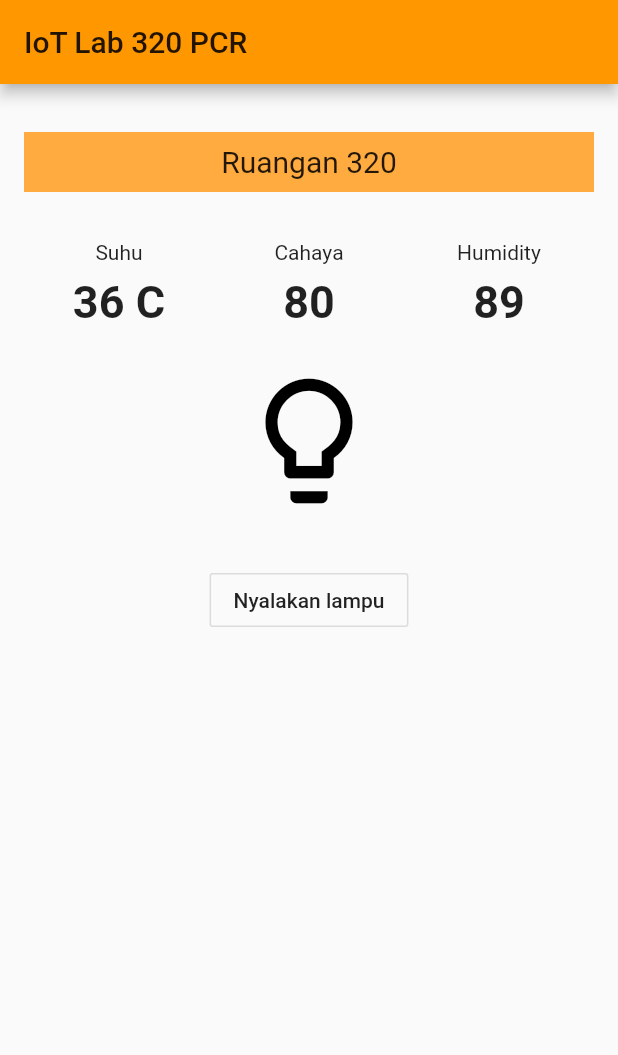
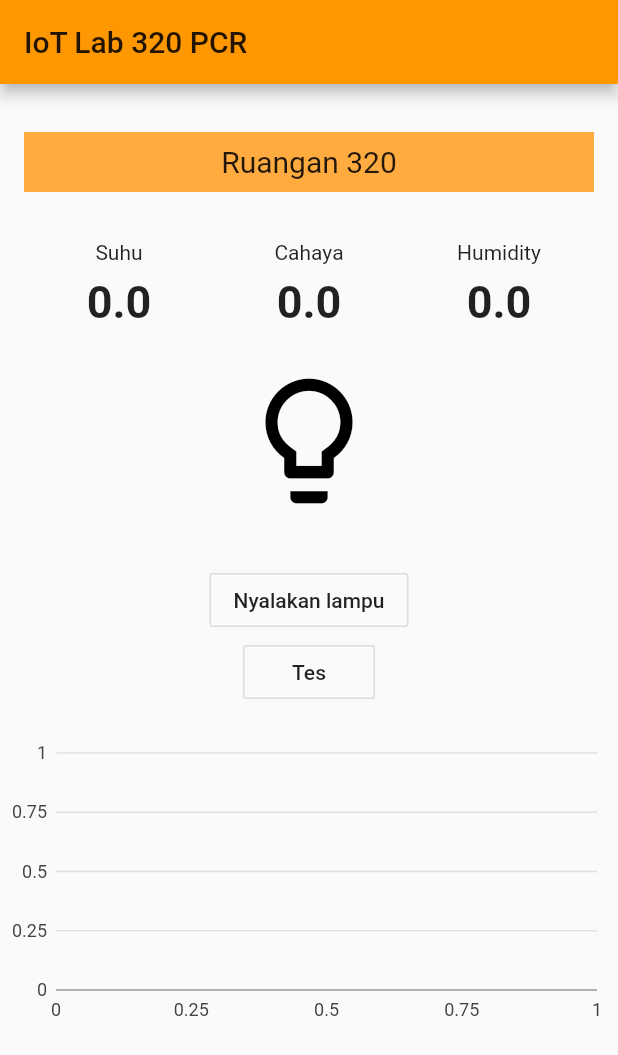
Before and after one commit to mahruszainpcr/flutter_ui_iot, a Flutter app: the screen it shows after launch, on a phone screen of 412 x 824 dp. Shown: the top 1055 px of the screen. Run offline on Flutter 3.47's test engine with Material 2 defaults, Android fonts, the phone set to English and light mode, and no system bars; our stand-ins replace charts_flutter; missing offline and left inert: mqtt_client, universal_mqtt_client.

Commit message:
alhamdulillah ok realtime chart

```diff
--- a/lib/main.dart
+++ b/lib/main.dart
@@ -1,7 +1,6 @@
 import 'dart:async';
 import 'package:flutter/material.dart';
-import 'package:masjid/ThermometerWidget.dart';
-import 'package:mqtt_client/mqtt_client.dart' as mqtt;
+import 'package:charts_flutter/flutter.dart' as charts;
 import 'package:mqtt_client/mqtt_client.dart';
 import 'package:universal_mqtt_client/universal_mqtt_client.dart';
 
@@ -31,7 +30,23 @@ class MyHomePage extends StatefulWidget {
 
 class _MyHomePageState extends State<MyHomePage> {
   double _temp = 0;
+  double _suhu = 0;
+  double _humidity = 0;
+  double _cahaya = 0;
+  int _counter = 0;
+  var chart;
+  var data = [new LinearSales(0, 0)];
   void koneksi() async {
+    var series = [
+      charts.Series<LinearSales, int>(
+        id: 'Sales',
+        colorFn: (_, __) => charts.MaterialPalette.blue.shadeDefault,
+        domainFn: (LinearSales sales, _) => sales.year,
+        measureFn: (LinearSales sales, _) => sales.sales,
+        data: data,
+      )
+    ];
+    chart = charts.LineChart(series);
     // Create a new UniversalMqttClient. This does not start the connection yet.
     final client =
         UniversalMqttClient(broker: Uri.parse('tcp://103.19.208.238:9001'));
@@ -51,33 +66,35 @@ class _MyHomePageState extends State<MyHomePage> {
         .listen((message) => setState(() {
               _temp = double.parse(message);
             }));
-    client
-        .handleString('building/suhu', MqttQos.atLeastOnce)
-        .listen((message) => setState(() {
-              _temp = double.parse(message);
-            }));
+    client.handleString('building/suhu', MqttQos.atLeastOnce).listen((message) {
+      data.add(new LinearSales(_counter, int.parse(message)));
+      setState(() {
+        _counter++;
+        data = data;
+        _suhu = double.parse(message);
+      });
+    });
     client
         .handleString('building/humidity', MqttQos.atLeastOnce)
         .listen((message) => setState(() {
-              _temp = double.parse(message);
+              _humidity = double.parse(message);
             }));
     client
         .handleString('building/light', MqttQos.atLeastOnce)
         .listen((message) => setState(() {
-              _temp = double.parse(message);
+              _cahaya = double.parse(message);
             }));
-
-    await Future.delayed(Duration(seconds: 2));
   }
 
   @override
   Widget build(BuildContext context) {
     koneksi();
+
     return Scaffold(
       appBar: AppBar(
         title: Text(widget.title),
       ),
-      body: Center(
+      body: SingleChildScrollView(
         child: Column(
           children: [
             SizedBox(
@@ -112,7 +129,7 @@ class _MyHomePageState extends State<MyHomePage> {
                               height: 8,
                             ),
                             Text(
-                              "36 C",
+                              _suhu.toString(),
                               style: TextStyle(
                                   fontSize: 30, fontWeight: FontWeight.bold),
                             ),
@@ -129,7 +146,7 @@ class _MyHomePageState extends State<MyHomePage> {
                               height: 8,
                             ),
                             Text(
-                              "80",
+                              _cahaya.toString(),
                               style: TextStyle(
                                   fontSize: 30, fontWeight: FontWeight.bold),
                             ),
@@ -146,7 +163,7 @@ class _MyHomePageState extends State<MyHomePage> {
                               height: 8,
                             ),
                             Text(
-                              "89",
+                              _humidity.toString(),
                               style: TextStyle(
                                   fontSize: 30, fontWeight: FontWeight.bold),
                             ),
@@ -158,15 +175,31 @@ class _MyHomePageState extends State<MyHomePage> {
             ),
             statusLampu(_temp.toString()),
             SizedBox(
-              height: 16,
-            ),
-            SizedBox(
-              height: 16,
+              height: 32,
             ),
             OutlineButton(
               onPressed: () => {_pubKirim()},
               child: statusButton(_temp.toString()),
             ),
+            OutlineButton(
+              onPressed: () {
+                data.add(
+                  new LinearSales(_counter, 25),
+                );
+                setState(() {
+                  _counter++;
+                  data = data;
+                });
+              },
+              child: Text("Tes"),
+            ),
+            SizedBox(
+              height: 16,
+            ),
+            Container(
+              height: 200,
+              child: chart,
+            )
           ],
         ),
       ),
@@ -216,9 +249,121 @@ class _MyHomePageState extends State<MyHomePage> {
     // has been reached, or the broker responds with an error.
     await client.connect();
 
-    client.publishString('building/lampu', 'off', MqttQos.atLeastOnce);
+    client.publishString('building/lampu', 'on', MqttQos.atLeastOnce);
 
     // Then we wait a bit before we cancel our subscription.
     await Future.delayed(Duration(seconds: 2));
   }
 }
+
+/// Sample linear data type.
+class LinearSales {
+  final int year;
+  final int sales;
+
+  LinearSales(this.year, this.sales);
+}
+
+// import 'package:flutter/material.dart';
+// import 'package:charts_flutter/flutter.dart' as charts;
+
+// void main() => runApp(MyApp());
+
+// class MyApp extends StatelessWidget {
+//   @override
+//   Widget build(BuildContext context) {
+//     return MaterialApp(
+//       title: 'Flutter Chart Demo',
+//       theme: ThemeData(
+//         primarySwatch: Colors.blue,
+//       ),
+//       home: MyHomePage(title: 'Flutter Chart Demo'),
+//     );
+//   }
+// }
+
+// class MyHomePage extends StatefulWidget {
+//   MyHomePage({Key key, this.title}) : super(key: key);
+
+//   final String title;
+
+//   @override
+//   _MyHomePageState createState() => _MyHomePageState();
+// }
+
+// class ClicksPerYear {
+//   final String year;
+//   final int clicks;
+//   final charts.Color color;
+
+//   ClicksPerYear(this.year, this.clicks, Color color)
+//       : this.color = charts.Color(
+//             r: color.red, g: color.green, b: color.blue, a: color.alpha);
+// }
+
+// class _MyHomePageState extends State<MyHomePage> {
+//   int _counter = 0;
+
+//   void _incrementCounter() {
+//     setState(() {
+//       _counter++;
+//     });
+//   }
+
+//   @override
+//   Widget build(BuildContext context) {
+//     var data = [
+//       ClicksPerYear('2016', 12, Colors.red),
+//       ClicksPerYear('2017', 42, Colors.yellow),
+//       ClicksPerYear('2018', _counter, Colors.green),
+//     ];
+//     var series = [
+//       charts.Series(
+//         domainFn: (ClicksPerYear clickData, _) => clickData.year,
+//         measureFn: (ClicksPerYear clickData, _) => clickData.clicks,
+//         colorFn: (ClicksPerYear clickData, _) => clickData.color,
+//         id: 'Clicks',
+//         data: data,
+//       ),
+//     ];
+
+//     var chart = charts.BarChart(
+//       series,
+//       animate: true,
+//     );
+
+//     var chartWidget = Padding(
+//       padding: EdgeInsets.all(32.0),
+//       child: SizedBox(
+//         height: 200.0,
+//         child: chart,
+//       ),
+//     );
+
+//     return Scaffold(
+//       appBar: AppBar(title: Text(widget.title)),
+//       body: Center(
+//         child: Column(
+//           mainAxisAlignment: MainAxisAlignment.center,
+//           children: <Widget>[
+//             Text('You have pushed the button this many times:'),
+//             Text('$_counter', style: Theme.of(context).textTheme.display1),
+//             chartWidget,
+//           ],
+//         ),
+//       ),
+//       floatingActionButton: FloatingActionButton(
+//         onPressed: () {
+//           setState(() {
+//             _counter++;
+//           });
+//           data.add(
+//             ClicksPerYear(_counter.toString(), 12, Colors.red),
+//           );
+//         },
+//         tooltip: 'Increment',
+//         child: Icon(Icons.add),
+//       ),
+//     );
+//   }
+// }
--- a/pubspec.yaml
+++ b/pubspec.yaml
@@ -24,8 +24,9 @@ dependencies:
   # Use with the CupertinoIcons class for iOS style icons.
   cupertino_icons: ^0.1.2
   # mqtt_client: ^7.2.1
-  syncfusion_flutter_charts: ^18.2.45
+  # syncfusion_flutter_charts: ^18.2.45
   universal_mqtt_client: ^0.1.1
+  charts_flutter: ^0.9.0
 
 dev_dependencies:
   flutter_test:
```
Also changed, not shown: pubspec.lock.
